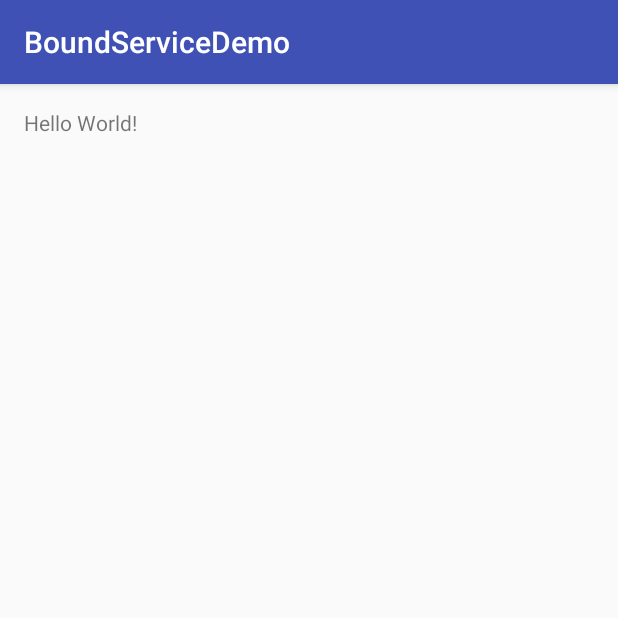
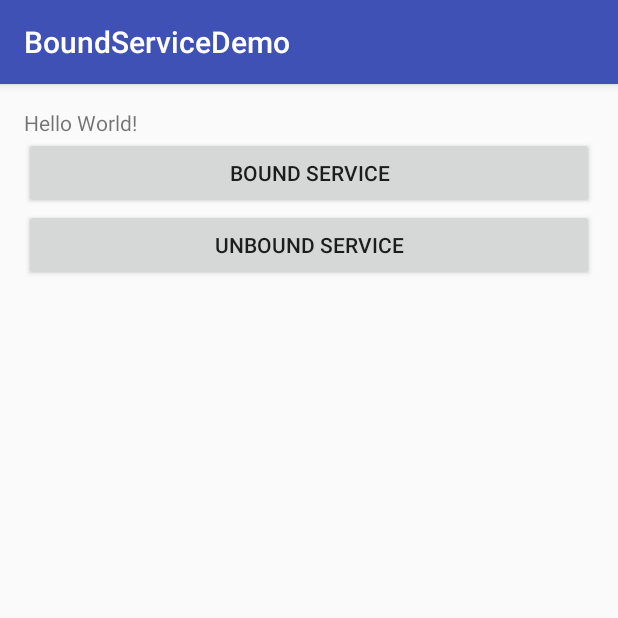
Before and after one commit to chetan2991/BindServiceDemo, an Android app: the screen it shows after launch (MainActivity), on a phone screen of 412 x 824 dp, the top half of it. Run offline under Robolectric (Android 15) with nearby library versions, the phone set to English and light mode, and no system bars.

Commit message:
ui change

```diff
--- a/app/src/main/java/orangeit/com/boundservicedemo/MainActivity.java
+++ b/app/src/main/java/orangeit/com/boundservicedemo/MainActivity.java
@@ -4,75 +4,74 @@ import android.content.ComponentName;
 import android.content.Context;
 import android.content.Intent;
 import android.content.ServiceConnection;
+import android.os.Bundle;
 import android.os.IBinder;
 import android.support.v7.app.AppCompatActivity;
-import android.os.Bundle;
 import android.view.View;
+import android.widget.Button;
 import android.widget.TextView;
+import android.widget.Toast;
 
-import static android.widget.Toast.*;
-
-public class MainActivity extends AppCompatActivity {
+public class MainActivity extends AppCompatActivity implements View.OnClickListener {
 
     SimpleService mService;
     boolean mBound = false;
     TextView mTextView;
+    Button mBindService;
+    Button mUnBindService;
 
     @Override
     protected void onCreate(Bundle savedInstanceState) {
         super.onCreate(savedInstanceState);
         setContentView(R.layout.activity_main);
-        mTextView = ( TextView )findViewById( R.id.city_temprature );
+        mTextView = (TextView) findViewById(R.id.city_temprature);
+        mBindService = (Button) findViewById(R.id.bound_service_button);
+        mUnBindService = (Button) findViewById(R.id.unbound_service_button);
+        mBindService.setOnClickListener(this);
+        mUnBindService.setOnClickListener(this);
     }
 
+
     @Override
-    protected void onStart()
-    {
-        super.onStart();
-        // Bind to SimpleService
+    public void onClick(View view) {
+        switch (view.getId()) {
+            case R.id.bound_service_button:
                 Intent intent = new Intent(this, SimpleService.class);
                 bindService(intent, mConnection, Context.BIND_AUTO_CREATE);
-    }
-
-    @Override
-    protected void onStop() {
-        super.onStop();
-        // Unbind from the service
+                break;
+            case R.id.unbound_service_button:
                 if (mBound) {
                     unbindService(mConnection);
                     mBound = false;
                 }
+                break;
         }
 
-    /** Called when a button is clicked (the button in the layout file attaches to
-     * this method with the android:onClick attribute) */
-    public void onButtonClick(View v) {
-        if (mBound) {
-            // Call a method from the SimpleService.
-            // However, if this call were something that might hang, then this request should
-            // occur in a separate thread to avoid slowing down the activity performance.
-            int num = mService.getRandomNumber();
-            makeText(this, "number: " + num, LENGTH_SHORT).show();
-        }
     }
 
-    /** Defines callbacks for service binding, passed to bindService() */
+
+    /**
+     * Defines callbacks for service binding, passed to bindService()
+     */
     private ServiceConnection mConnection = new ServiceConnection() {
 
         @Override
         public void onServiceConnected(ComponentName className,
                                        IBinder service) {
             // We've bound to SimpleService, cast the IBinder and get SimpleService instance
-            SimpleService.LocalBinder binder =(SimpleService.LocalBinder) service;
+            SimpleService.LocalBinder binder = (SimpleService.LocalBinder) service;
             mService = binder.getService();
-            mTextView.setText(""+mService.getTemparature());
+            mTextView.setText("" + mService.getTemparature());
             mBound = true;
+            Toast.makeText( getApplicationContext(), "onServiceConnected Method service bound", Toast.LENGTH_LONG ).show();
         }
 
         @Override
-        public void onServiceDisconnected(ComponentName arg0) {
+        public void onServiceDisconnected(ComponentName arg0)
+        {
             mBound = false;
+            Toast.makeText( getApplicationContext(), "onServiceDisConnected Method service unbound", Toast.LENGTH_LONG ).show();
+
         }
     };
-
 }
--- a/app/src/main/res/layout/activity_main.xml
+++ b/app/src/main/res/layout/activity_main.xml
@@ -14,4 +14,16 @@
         android:layout_height="wrap_content"
         android:text="Hello World!"
         android:id="@+id/city_temprature"/>
+    <Button
+        android:layout_width="match_parent"
+        android:layout_height="wrap_content"
+        android:text="Bound Service"
+        android:id="@+id/bound_service_button"
+        android:layout_below="@id/city_temprature"/>
+    <Button
+        android:layout_width="match_parent"
+        android:layout_height="wrap_content"
+        android:text="UnBound Service"
+        android:id="@+id/unbound_service_button"
+        android:layout_below="@id/bound_service_button"/>
 </RelativeLayout>
```
Lines whose indentation alone changed are shown as unchanged.
